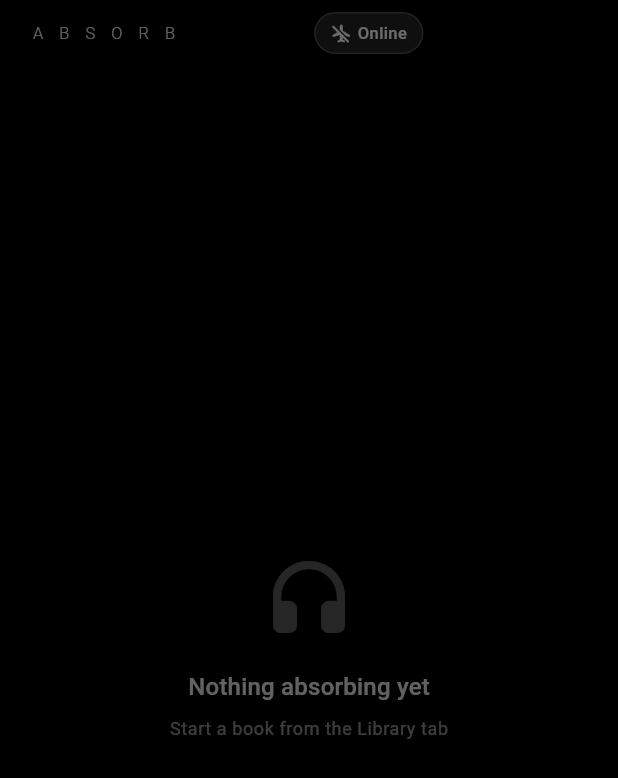
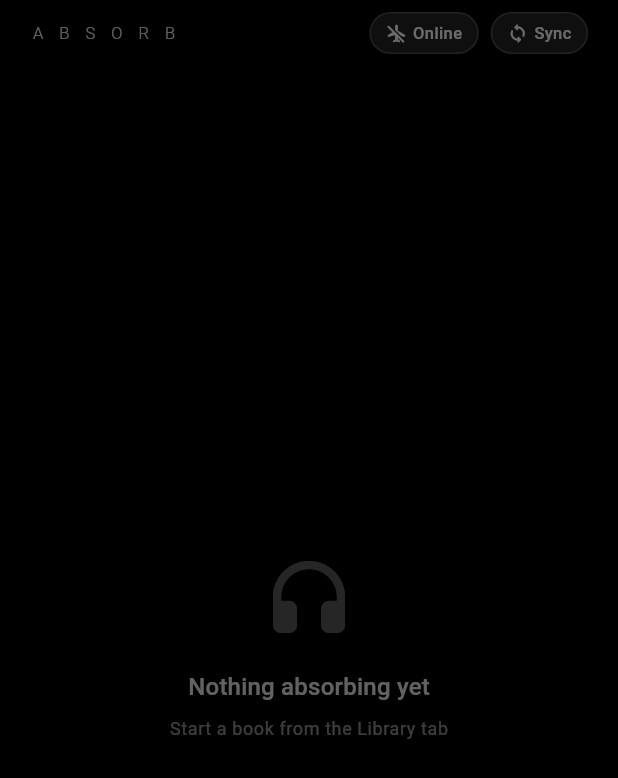
Before and after one commit to kevingatera/absorb, a Flutter app: the AbsorbingScreen screen opened directly, on a phone screen of 412 x 824 dp. Shown: the top 778 px of the screen. Run offline on Flutter 3.47's test engine with Material 3 defaults, Android fonts, the phone set to English and light mode, and no system bars; drawn by our look-alikes of dynamic_color; our stand-ins replace app_links, audio_service, cached_network_image, connectivity_plus, device_info_plus, file_picker and 6 more; missing offline and left inert: audio_session, just_audio_platform_interface; accounts and stored records are empty.

Commit message:
v1.2.1 fixes syncing from server issues.

```diff
--- a/lib/screens/absorbing_screen.dart
+++ b/lib/screens/absorbing_screen.dart
@@ -93,6 +93,13 @@ class _AbsorbingScreenState extends State<AbsorbingScreen> {
     lib.refreshLocalProgress();
     await lib.refresh();
     if (mounted) setState(() => _isSyncing = false);
+  }
+
+  /// Pull-to-refresh: sync progress to/from server without stopping playback.
+  Future<void> _pullRefresh() async {
+    final lib = context.read<LibraryProvider>();
+    if (lib.isOffline) return;
+    await lib.refresh();
   }
 
   List<Map<String, dynamic>> _getAbsorbingBooks(LibraryProvider lib) {
@@ -221,7 +228,51 @@ class _AbsorbingScreenState extends State<AbsorbingScreen> {
                     ),
                   ),
                   const SizedBox(width: 8),
-                  // Stop & Sync button
+                  // Unified button: "Sync" when idle, "Stop & Sync" when playing
+                  if (!effectiveOffline)
+                    GestureDetector(
+                      onTap: _isSyncing ? null : () {
+                        if (_player.hasBook) {
+                          _stopAndRefresh(lib);
+                        } else {
+                          () async {
+                            setState(() => _isSyncing = true);
+                            await _pullRefresh();
+                            if (mounted) setState(() => _isSyncing = false);
+                          }();
+                        }
+                      },
+                      child: AnimatedContainer(
+                        duration: const Duration(milliseconds: 200),
+                        padding: const EdgeInsets.symmetric(horizontal: 10, vertical: 5),
+                        decoration: BoxDecoration(
+                          color: Colors.white.withOpacity(0.06),
+                          borderRadius: BorderRadius.circular(20),
+                          border: Border.all(color: Colors.white.withOpacity(0.08)),
+                        ),
+                        child: Row(
+                          mainAxisSize: MainAxisSize.min,
+                          mainAxisAlignment: MainAxisAlignment.center,
+                          children: [
+                            if (_isSyncing) ...[
+                              const SizedBox(width: 12, height: 12, child: CircularProgressIndicator(strokeWidth: 1.5, color: Colors.white38)),
+                              const SizedBox(width: 6),
+                              const Text('Syncing…', style: TextStyle(color: Colors.white38, fontSize: 11, fontWeight: FontWeight.w500)),
+                            ] else if (_player.hasBook) ...[
+                              const Icon(Icons.stop_rounded, size: 14, color: Colors.white38),
+                              const SizedBox(width: 4),
+                              const Text('Stop & Sync', style: TextStyle(color: Colors.white38, fontSize: 11, fontWeight: FontWeight.w500)),
+                            ] else ...[
+                              const Icon(Icons.sync_rounded, size: 14, color: Colors.white38),
+                              const SizedBox(width: 4),
+                              const Text('Sync', style: TextStyle(color: Colors.white38, fontSize: 11, fontWeight: FontWeight.w500)),
+                            ],
+                          ],
+                        ),
+                      ),
+                    )
+                  else
+                    // Offline: just stop button (no sync)
                     AnimatedOpacity(
                       opacity: _player.hasBook ? 1.0 : 0.0,
                       duration: const Duration(milliseconds: 300),
@@ -236,18 +287,13 @@ class _AbsorbingScreenState extends State<AbsorbingScreen> {
                               borderRadius: BorderRadius.circular(20),
                               border: Border.all(color: Colors.white.withOpacity(0.08)),
                             ),
-                          child: Row(
+                            child: const Row(
+                              mainAxisAlignment: MainAxisAlignment.center,
                               mainAxisSize: MainAxisSize.min,
                               children: [
-                              if (_isSyncing) ...[
-                                const SizedBox(width: 12, height: 12, child: CircularProgressIndicator(strokeWidth: 1.5, color: Colors.white38)),
-                                const SizedBox(width: 6),
-                                const Text('Syncing…', style: TextStyle(color: Colors.white38, fontSize: 11, fontWeight: FontWeight.w500)),
-                              ] else ...[
-                                const Icon(Icons.stop_rounded, size: 14, color: Colors.white38),
-                                const SizedBox(width: 4),
-                                Text(effectiveOffline ? 'Stop' : 'Stop & Sync', style: const TextStyle(color: Colors.white38, fontSize: 11, fontWeight: FontWeight.w500)),
-                              ],
+                                Icon(Icons.stop_rounded, size: 14, color: Colors.white38),
+                                SizedBox(width: 4),
+                                Text('Stop', style: TextStyle(color: Colors.white38, fontSize: 11, fontWeight: FontWeight.w500)),
                               ],
                             ),
                           ),
--- a/lib/screens/settings_screen.dart
+++ b/lib/screens/settings_screen.dart
@@ -711,7 +711,7 @@ class _SettingsScreenState extends State<SettingsScreen> {
                     ListTile(
                       leading: const Icon(Icons.info_outline_rounded),
                       title: const Text('App Version'),
-                      trailing: Text('1.2.0', style: tt.bodyMedium?.copyWith(color: cs.onSurfaceVariant)),
+                      trailing: Text('1.2.1', style: tt.bodyMedium?.copyWith(color: cs.onSurfaceVariant)),
                     ),
                     if (auth.serverSettings != null)
                       ListTile(
--- a/lib/services/api_service.dart
+++ b/lib/services/api_service.dart
@@ -4,7 +4,7 @@ import 'package:http/http.dart' as http;
 import 'package:shared_preferences/shared_preferences.dart';
 
 class ApiService {
-  static const appVersion = '1.2.0';
+  static const appVersion = '1.2.1';
 
   final String baseUrl;
   final String token;
--- a/lib/widgets/book_card.dart
+++ b/lib/widgets/book_card.dart
@@ -21,7 +21,7 @@ class BookCard extends StatelessWidget {
   Widget build(BuildContext context) {
     final cs = Theme.of(context).colorScheme;
     final tt = Theme.of(context).textTheme;
-    final lib = context.read<LibraryProvider>();
+    final lib = context.watch<LibraryProvider>();
 
     final itemId = item['id'] as String?;
     final media = item['media'] as Map<String, dynamic>? ?? {};
--- a/pubspec.yaml
+++ b/pubspec.yaml
@@ -1,7 +1,7 @@
 name: absorb
 description: A Material 3 Audiobookshelf client for Android.
 publish_to: 'none'
-version: 1.2.0+2
+version: 1.2.1+3
 
 environment:
   sdk: '>=3.1.0 <4.0.0'
```
Also changed, not shown: lib/providers/library_provider.dart (+26 -1 lines), lib/services/audio_player_service.dart (+39 -10 lines). Lines whose indentation alone changed are shown as unchanged.
